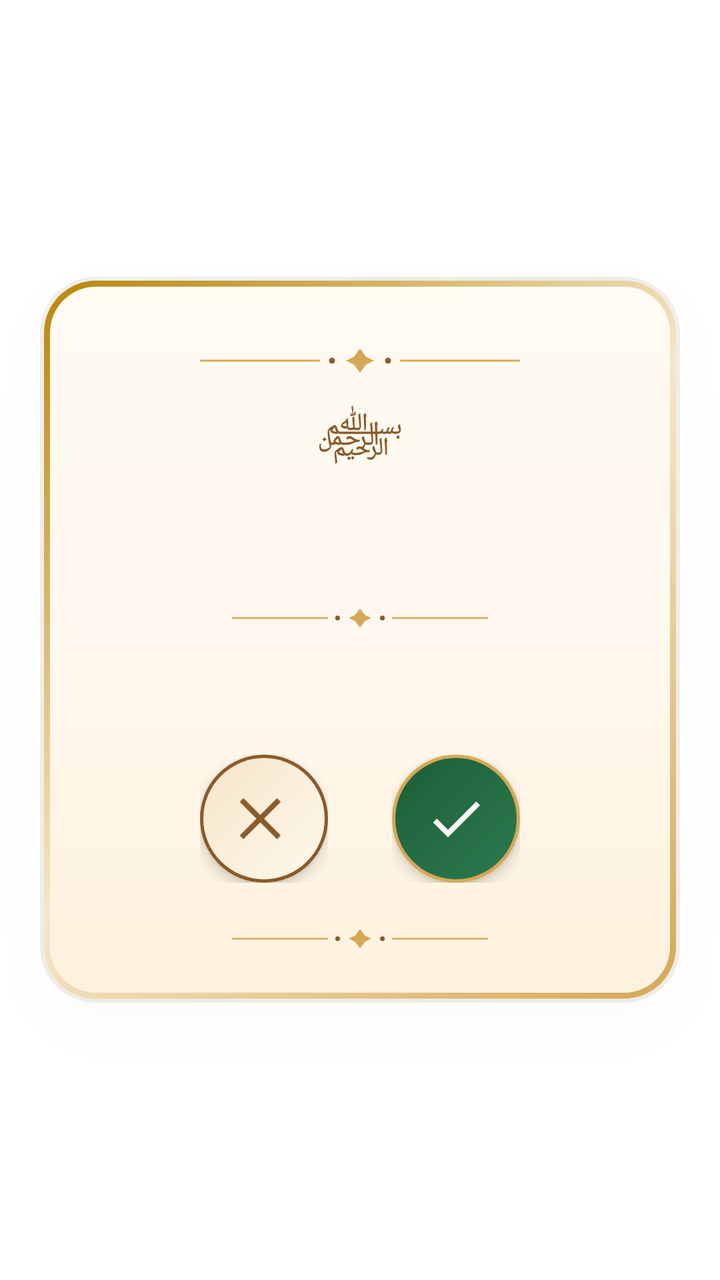
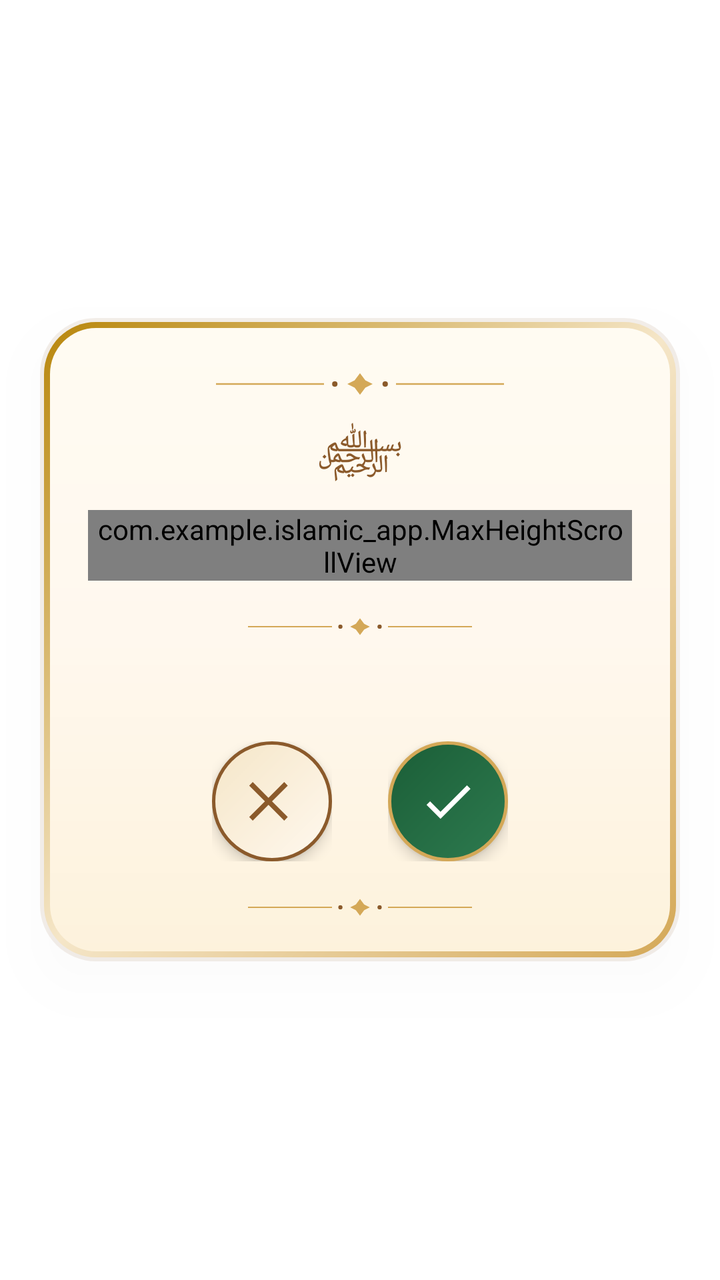

Two renders of the same Android screen: before a commit and after it. Below are the layout's source before the change and the commit's diff.
<!-- AndroidManifest.xml: fallback theme Theme.MaterialComponents.DayNight.NoActionBar -->
<!-- res/layout/overlay_prayer_card.xml -->
<?xml version="1.0" encoding="utf-8"?>
<FrameLayout xmlns:android="http://schemas.android.com/apk/res/android"
    android:layout_width="match_parent"
    android:layout_height="match_parent"
    android:background="#00000000"
    android:clickable="false"
    android:focusable="false">

    <LinearLayout
        android:id="@+id/card"
        android:layout_width="match_parent"
        android:layout_height="wrap_content"
        android:layout_gravity="center"
        android:layout_marginStart="20dp"
        android:layout_marginEnd="20dp"
        android:background="@drawable/overlay_card_background"
        android:elevation="16dp"
        android:layoutDirection="rtl"
        android:orientation="vertical"
        android:paddingStart="28dp"
        android:paddingEnd="28dp"
        android:paddingTop="32dp"
        android:paddingBottom="24dp">

        
        
        

        <ImageView
            android:layout_width="match_parent"
            android:layout_height="20dp"
            android:layout_marginBottom="12dp"
            android:contentDescription="@null"
            android:src="@drawable/islamic_divider" />

        
        
        

        <TextView
            android:layout_width="match_parent"
            android:layout_height="wrap_content"
            android:gravity="center"
            android:text="﷽"
            android:textColor="#8B5A2B"
            android:textSize="22sp"
            android:textStyle="bold" />

        
        
        

        <TextView
            android:id="@+id/title"
            android:layout_width="match_parent"
            android:layout_height="wrap_content"
            android:layout_marginTop="20dp"
            android:fontFamily="sans-serif"
            android:gravity="center"
            android:lineSpacingExtra="10dp"
            android:textColor="#3E2B1F"
            android:textSize="23sp"
            android:textStyle="bold" />

        
        
        

        <ImageView
            android:layout_width="match_parent"
            android:layout_height="16dp"
            android:layout_marginTop="18dp"
            android:contentDescription="@null"
            android:src="@drawable/islamic_divider" />

        
        
        

        <TextView
            android:id="@+id/subtitle"
            android:layout_width="match_parent"
            android:layout_height="wrap_content"
            android:layout_marginTop="14dp"
            android:gravity="center"
            android:textColor="#8B5A2B"
            android:textSize="15sp"
            android:textStyle="bold" />

        
        
        

        <LinearLayout
            android:layout_width="match_parent"
            android:layout_height="wrap_content"
            android:layout_marginTop="26dp"
            android:gravity="center"
            android:orientation="horizontal">

            
            <FrameLayout
                android:layout_width="64dp"
                android:layout_height="64dp">

                <ImageButton
                    android:id="@+id/readButton"
                    android:layout_width="64dp"
                    android:layout_height="64dp"
                    android:background="@drawable/btn_read_background"
                    android:contentDescription="تمت القراءة"
                    android:elevation="4dp"
                    android:padding="16dp"
                    android:scaleType="fitCenter"
                    android:src="@drawable/ic_check"
                    android:tint="#FFFFFF" />
            </FrameLayout>

            
            <Space
                android:layout_width="32dp"
                android:layout_height="1dp" />

            
            <FrameLayout
                android:layout_width="64dp"
                android:layout_height="64dp">

                <ImageButton
                    android:id="@+id/laterButton"
                    android:layout_width="64dp"
                    android:layout_height="64dp"
                    android:background="@drawable/btn_later_background"
                    android:contentDescription="لاحقًا"
                    android:elevation="4dp"
                    android:padding="16dp"
                    android:scaleType="fitCenter"
                    android:src="@drawable/ic_close"
                    android:tint="#8B5A2B" />
            </FrameLayout>

        </LinearLayout>

        
        
        

        <ImageView
            android:layout_width="match_parent"
            android:layout_height="16dp"
            android:layout_marginTop="20dp"
            android:contentDescription="@null"
            android:src="@drawable/islamic_divider" />

    </LinearLayout>

</FrameLayout>
<!-- resources referenced by this layout -->
<resources>
  <!-- drawable btn_later_background (drawable) -->
  <?xml version="1.0" encoding="utf-8"?>
  <shape xmlns:android="http://schemas.android.com/apk/res/android"
      android:shape="oval">
      <gradient
          android:angle="135"
          android:startColor="#FFF8EE"
          android:endColor="#F5E6C8" />
      <stroke
          android:width="1.5dp"
          android:color="#8B5A2B" />
  </shape>
  <!-- drawable btn_read_background (drawable) -->
  <?xml version="1.0" encoding="utf-8"?>
  <shape xmlns:android="http://schemas.android.com/apk/res/android"
      android:shape="oval">
      <gradient
          android:angle="135"
          android:startColor="#2D7A4F"
          android:endColor="#1B5E37" />
      <stroke
          android:width="1.5dp"
          android:color="#D4A857" />
  </shape>
  <!-- drawable ic_check (drawable) -->
  <?xml version="1.0" encoding="utf-8"?>
  <vector xmlns:android="http://schemas.android.com/apk/res/android"
      android:width="24dp"
      android:height="24dp"
      android:viewportWidth="24"
      android:viewportHeight="24">
  
      <path
          android:fillColor="#FFFFFFFF"
          android:pathData="M9,16.17L4.83,12l-1.42,1.41L9,19 21,7l-1.41,-1.41z" />
  
  </vector>
  <!-- drawable ic_close (drawable) -->
  <?xml version="1.0" encoding="utf-8"?>
  <vector xmlns:android="http://schemas.android.com/apk/res/android"
      android:width="24dp"
      android:height="24dp"
      android:viewportWidth="24"
      android:viewportHeight="24">
  
      <path
          android:fillColor="#FF8B5A2B"
          android:pathData="M18.3,5.71L12,12l6.3,6.29 -1.41,1.42L10.59,13.41 4.29,19.71 2.88,18.29 9.17,12 2.88,5.71 4.29,4.29 10.59,10.59 16.89,4.29z" />
  
  </vector>
  <!-- drawable islamic_divider (drawable) -->
  <?xml version="1.0" encoding="utf-8"?>
  <vector xmlns:android="http://schemas.android.com/apk/res/android"
      android:width="200dp"
      android:height="20dp"
      android:viewportWidth="200"
      android:viewportHeight="20">
  
      
      <path
          android:strokeColor="#D4A857"
          android:strokeWidth="1"
          android:pathData="M20,10 L80,10" />
      <path
          android:strokeColor="#D4A857"
          android:strokeWidth="1"
          android:pathData="M120,10 L180,10" />
  
      
      <path
          android:fillColor="#D4A857"
          android:pathData="M100,4 L103,8 L107,10 L103,12 L100,16 L97,12 L93,10 L97,8 Z" />
  
      
      <path
          android:fillColor="#8B5A2B"
          android:pathData="M86,10 m-1.5,0 a1.5,1.5 0 1,0 3,0 a1.5,1.5 0 1,0 -3,0" />
      <path
          android:fillColor="#8B5A2B"
          android:pathData="M114,10 m-1.5,0 a1.5,1.5 0 1,0 3,0 a1.5,1.5 0 1,0 -3,0" />
  
  </vector>
  <!-- drawable overlay_card_background (drawable) -->
  <?xml version="1.0" encoding="utf-8"?>
  <layer-list xmlns:android="http://schemas.android.com/apk/res/android">
  
      
      <item>
          <shape android:shape="rectangle">
              <solid android:color="#1A8B5A2B" />
              <corners android:radius="28dp" />
          </shape>
      </item>
  
      
      <item
          android:left="2dp"
          android:top="2dp"
          android:right="2dp"
          android:bottom="2dp">
          <shape android:shape="rectangle">
              <gradient
                  android:angle="135"
                  android:startColor="#D4A857"
                  android:centerColor="#F5E6C8"
                  android:endColor="#B8860B" />
              <corners android:radius="26dp" />
          </shape>
      </item>
  
      
      <item
          android:left="5dp"
          android:top="5dp"
          android:right="5dp"
          android:bottom="5dp">
          <shape android:shape="rectangle">
              <gradient
                  android:angle="270"
                  android:startColor="#FFFBF2"
                  android:centerColor="#FFF8EE"
                  android:endColor="#FDF2DC" />
              <corners android:radius="23dp" />
          </shape>
      </item>
  
  </layer-list>
</resources>

<!-- the commit's change to res/layout/overlay_prayer_card.xml (unified diff, before → after) -->
@@ -17,10 +17,10 @@
         android:elevation="16dp"
         android:layoutDirection="rtl"
         android:orientation="vertical"
-        android:paddingStart="28dp"
-        android:paddingEnd="28dp"
-        android:paddingTop="32dp"
-        android:paddingBottom="24dp">
+        android:paddingStart="24dp"
+        android:paddingEnd="24dp"
+        android:paddingTop="24dp"
+        android:paddingBottom="20dp">
 
         
         
@@ -28,8 +28,8 @@
 
         <ImageView
             android:layout_width="match_parent"
-            android:layout_height="20dp"
-            android:layout_marginBottom="12dp"
+            android:layout_height="18dp"
+            android:layout_marginBottom="10dp"
             android:contentDescription="@null"
             android:src="@drawable/islamic_divider" />
 
@@ -50,17 +50,30 @@
         
         
 
-        <TextView
-            android:id="@+id/title"
+        <com.example.islamic_app.MaxHeightScrollView
+            android:id="@+id/ayahScrollView"
             android:layout_width="match_parent"
             android:layout_height="wrap_content"
-            android:layout_marginTop="20dp"
-            android:fontFamily="sans-serif"
-            android:gravity="center"
-            android:lineSpacingExtra="10dp"
-            android:textColor="#3E2B1F"
-            android:textSize="23sp"
-            android:textStyle="bold" />
+            android:layout_marginTop="14dp"
+            android:layout_marginBottom="4dp"
+            android:fadeScrollbars="false"
+            android:overScrollMode="ifContentScrolls"
+            android:paddingStart="4dp"
+            android:paddingEnd="4dp"
+            android:scrollbars="vertical">
+
+            <TextView
+                android:id="@+id/title"
+                android:layout_width="match_parent"
+                android:layout_height="wrap_content"
+                android:fontFamily="sans-serif"
+                android:gravity="center"
+                android:lineSpacingExtra="8dp"
+                android:textColor="#3E2B1F"
+                android:textSize="21sp"
+                android:textStyle="bold" />
+
+        </com.example.islamic_app.MaxHeightScrollView>
 
         
         
@@ -68,8 +81,8 @@
 
         <ImageView
             android:layout_width="match_parent"
-            android:layout_height="16dp"
-            android:layout_marginTop="18dp"
+            android:layout_height="14dp"
+            android:layout_marginTop="12dp"
             android:contentDescription="@null"
             android:src="@drawable/islamic_divider" />
 
@@ -81,7 +94,7 @@
             android:id="@+id/subtitle"
             android:layout_width="match_parent"
             android:layout_height="wrap_content"
-            android:layout_marginTop="14dp"
+            android:layout_marginTop="10dp"
             android:gravity="center"
             android:textColor="#8B5A2B"
             android:textSize="15sp"
@@ -94,23 +107,23 @@
         <LinearLayout
             android:layout_width="match_parent"
             android:layout_height="wrap_content"
-            android:layout_marginTop="26dp"
+            android:layout_marginTop="20dp"
             android:gravity="center"
             android:orientation="horizontal">
 
             
             <FrameLayout
-                android:layout_width="64dp"
-                android:layout_height="64dp">
+                android:layout_width="60dp"
+                android:layout_height="60dp">
 
                 <ImageButton
                     android:id="@+id/readButton"
-                    android:layout_width="64dp"
-                    android:layout_height="64dp"
+                    android:layout_width="60dp"
+                    android:layout_height="60dp"
                     android:background="@drawable/btn_read_background"
                     android:contentDescription="تمت القراءة"
                     android:elevation="4dp"
-                    android:padding="16dp"
+                    android:padding="15dp"
                     android:scaleType="fitCenter"
                     android:src="@drawable/ic_check"
                     android:tint="#FFFFFF" />
@@ -118,22 +131,22 @@
 
             
             <Space
-                android:layout_width="32dp"
+                android:layout_width="28dp"
                 android:layout_height="1dp" />
 
             
             <FrameLayout
-                android:layout_width="64dp"
-                android:layout_height="64dp">
+                android:layout_width="60dp"
+                android:layout_height="60dp">
 
                 <ImageButton
                     android:id="@+id/laterButton"
-                    android:layout_width="64dp"
-                    android:layout_height="64dp"
+                    android:layout_width="60dp"
+                    android:layout_height="60dp"
                     android:background="@drawable/btn_later_background"
                     android:contentDescription="لاحقًا"
                     android:elevation="4dp"
-                    android:padding="16dp"
+                    android:padding="15dp"
                     android:scaleType="fitCenter"
                     android:src="@drawable/ic_close"
                     android:tint="#8B5A2B" />
@@ -147,8 +160,8 @@
 
         <ImageView
             android:layout_width="match_parent"
-            android:layout_height="16dp"
-            android:layout_marginTop="20dp"
+            android:layout_height="14dp"
+            android:layout_marginTop="16dp"
             android:contentDescription="@null"
             android:src="@drawable/islamic_divider" />
 
